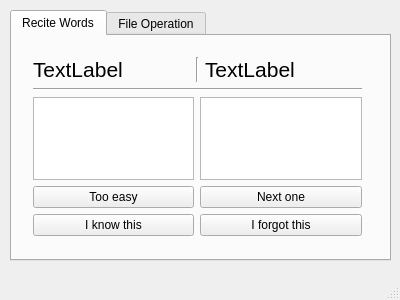
This is mainwindow.ui in 3dBPoint/ConfusingWordsRememberTool as Qt 5 draws it before an edit. The edited form follows.
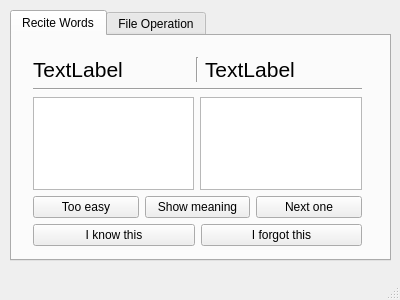
This is the edited form.

Commit message:
[NEW]: Confusing words pair display is OK.
1. Finish words remember UI function.
2. Optimized CW file saving logic.
3. Add one button to show words' meaning mannually.

```diff
--- a/mainwindow.ui
+++ b/mainwindow.ui
@@ -36,7 +36,7 @@
         <x>10</x>
         <y>10</y>
         <width>351</width>
-        <height>201</height>
+        <height>211</height>
        </rect>
       </property>
       <layout class="QGridLayout" name="gridLayout_5">
@@ -82,33 +82,55 @@
          </item>
         </layout>
        </item>
-       <item row="3" column="0">
+       <item row="3" column="0" colspan="2">
+        <layout class="QGridLayout" name="gridLayout_8">
+         <item row="0" column="0">
+          <layout class="QGridLayout" name="gridLayout_6">
+           <item row="0" column="0">
         <widget class="QPushButton" name="ui_btn_remove_the_pair">
          <property name="text">
           <string>Too easy</string>
          </property>
         </widget>
        </item>
-       <item row="4" column="0">
-        <widget class="QPushButton" name="ui_btn_remembered_the_pair_once">
+           <item row="0" column="1">
+            <widget class="QPushButton" name="ui_btn_show_meaning">
          <property name="text">
-          <string>I know this</string>
+              <string>Show meaning</string>
          </property>
         </widget>
        </item>
-       <item row="3" column="1">
+           <item row="0" column="2">
         <widget class="QPushButton" name="ui_btn_next_pair">
          <property name="text">
           <string>Next one</string>
          </property>
         </widget>
        </item>
-       <item row="4" column="1">
+          </layout>
+         </item>
+         <item row="1" column="0">
+          <layout class="QGridLayout" name="gridLayout_7">
+           <item row="0" column="0">
+            <widget class="QPushButton" name="ui_btn_remembered_the_pair_once">
+             <property name="toolTip">
+              <string>&lt;html&gt;&lt;head/&gt;&lt;body&gt;&lt;p&gt;Recited count +1&lt;/p&gt;&lt;/body&gt;&lt;/html&gt;</string>
+             </property>
+             <property name="text">
+              <string>I know this</string>
+             </property>
+            </widget>
+           </item>
+           <item row="0" column="1">
         <widget class="QPushButton" name="ui_btn_forget_the_pair">
          <property name="text">
           <string>I forgot this</string>
          </property>
         </widget>
+           </item>
+          </layout>
+         </item>
+        </layout>
        </item>
       </layout>
      </widget>
```
Left out of the diff: 20 changed lines with no effect on the pictures. Lines whose indentation alone changed are shown as unchanged. The commit also changes 4 other files.
